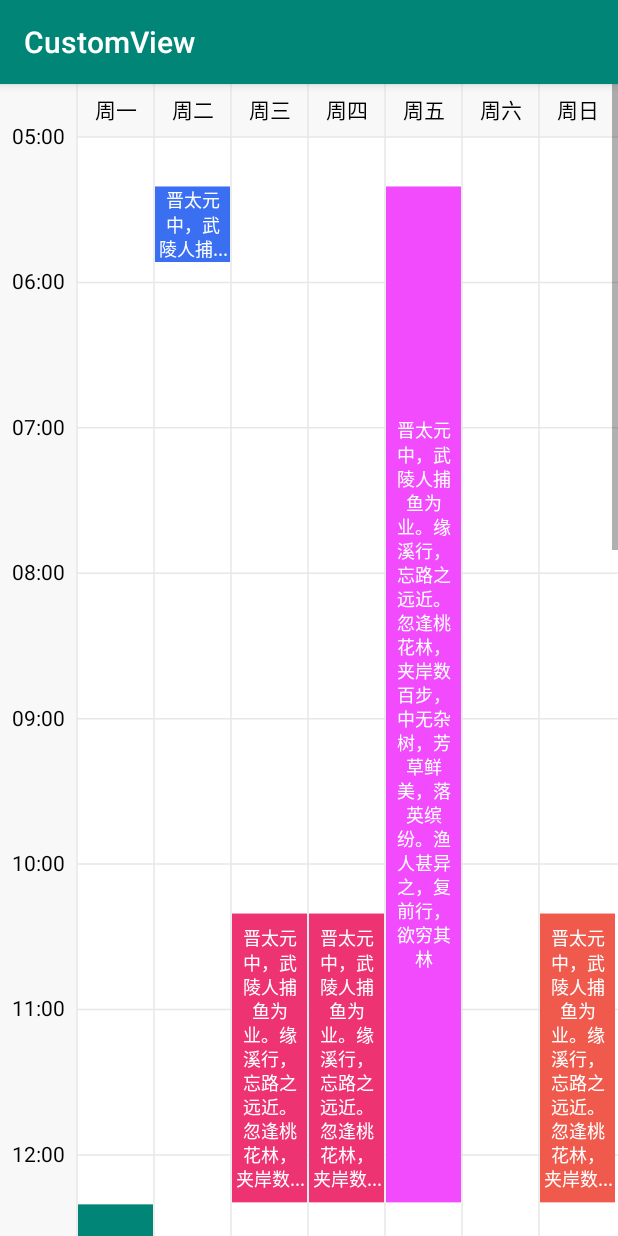
After one commit to qinFamily/CustomView, an Android app: the PlanViewActivity screen opened directly, with no data from a screen before it, on a phone screen of 412 x 824 dp. The commit adds this screen. Run offline under Robolectric (Android 15) with nearby library versions, the phone set to English and light mode, and no system bars.

Commit message:
PlanView

```diff
--- a/app/src/main/AndroidManifest.xml
+++ b/app/src/main/AndroidManifest.xml
@@ -44,6 +44,9 @@
         <activity
             android:name=".view.pointBeat.PointBeatViewActivity"
             android:screenOrientation="behind" />
+        <activity
+            android:name=".view.plan.PlanViewActivity"
+            android:screenOrientation="behind" />
     </application>
 
 </manifest>
--- /dev/null
+++ b/app/src/main/java/leavesc/hello/customview/BaseActivity.java
@@ -0,0 +1,19 @@
+package leavesc.hello.customview;
+
+import android.annotation.SuppressLint;
+import android.support.v7.app.AppCompatActivity;
+import android.widget.Toast;
+
+/**
+ * 作者：leavesC
+ * 时间：2019/5/25 12:30
+ * 描述：
+ */
+@SuppressLint("Registered")
+public class BaseActivity extends AppCompatActivity {
+
+    protected void showToast(String msg) {
+        Toast.makeText(this, msg, Toast.LENGTH_SHORT).show();
+    }
+
+}
--- a/app/src/main/java/leavesc/hello/customview/MainActivity.java
+++ b/app/src/main/java/leavesc/hello/customview/MainActivity.java
@@ -8,6 +8,7 @@ import android.view.View;
 import leavesc.hello.customview.view.circleRefresh.CircleRefreshViewActivity;
 import leavesc.hello.customview.view.clock.ClockViewActivity;
 import leavesc.hello.customview.view.percentage.PercentageViewActivity;
+import leavesc.hello.customview.view.plan.PlanViewActivity;
 import leavesc.hello.customview.view.pointBeat.PointBeatViewActivity;
 import leavesc.hello.customview.view.rain.RainViewActivity;
 import leavesc.hello.customview.view.taiji.TaiJiViewActivity;
@@ -66,4 +67,8 @@ public class MainActivity extends AppCompatActivity {
         startActivity(PointBeatViewActivity.class);
     }
 
+    public void startPlanViewActivity(View view) {
+        startActivity(PlanViewActivity.class);
+    }
+
 }
--- a/app/src/main/java/leavesc/hello/customview/utils/DisplayUtils.java
+++ b/app/src/main/java/leavesc/hello/customview/utils/DisplayUtils.java
@@ -8,6 +8,14 @@ import android.content.Context;
  * 描述：
  */
 public class DisplayUtils {
+
+    public static int getScreenWidth(Context context) {
+        return context.getResources().getDisplayMetrics().widthPixels;
+    }
+
+    public static int getScreenHeight(Context context) {
+        return context.getResources().getDisplayMetrics().heightPixels;
+    }
 
     /**
      * dp值转换为px值
--- /dev/null
+++ b/app/src/main/java/leavesc/hello/customview/view/plan/PlanBean.java
@@ -0,0 +1,85 @@
+package leavesc.hello.customview.view.plan;
+
+import android.graphics.RectF;
+
+/**
+ * 作者：leavesC
+ * 时间：2019/5/25 12:12
+ * 描述：
+ */
+public class PlanBean {
+
+    private String planId;
+    private String planName;
+    private String planStartTime;
+    private String planEndTime;
+    private String color;
+    private int dayIndex;
+    private RectF rectF;
+    private boolean isEllipsis;
+
+    public String getPlanId() {
+        return planId;
+    }
+
+    public void setPlanId(String planId) {
+        this.planId = planId;
+    }
+
+    public String getPlanName() {
+        return planName;
+    }
+
+    public void setPlanName(String planName) {
+        this.planName = planName;
+    }
+
+    public String getPlanStartTime() {
+        return planStartTime;
+    }
+
+    public void setPlanStartTime(String planStartTime) {
+        this.planStartTime = planStartTime;
+    }
+
+    public String getPlanEndTime() {
+        return planEndTime;
+    }
+
+    public void setPlanEndTime(String planEndTime) {
+        this.planEndTime = planEndTime;
+    }
+
+    public String getColor() {
+        return color;
+    }
+
+    public void setColor(String color) {
+        this.color = color;
+    }
+
+    public int getDayIndex() {
+        return dayIndex;
+    }
+
+    public void setDayIndex(int dayIndex) {
+        this.dayIndex = dayIndex;
+    }
+
+    public RectF getRectF() {
+        return rectF;
+    }
+
+    public void setRectF(RectF rectF) {
+        this.rectF = rectF;
+    }
+
+    public boolean isEllipsis() {
+        return isEllipsis;
+    }
+
+    public void setEllipsis(boolean ellipsis) {
+        isEllipsis = ellipsis;
+    }
+
+}
--- /dev/null
+++ b/app/src/main/java/leavesc/hello/customview/view/plan/PlanView.java
@@ -0,0 +1,304 @@
+package leavesc.hello.customview.view.plan;
+
+import android.annotation.SuppressLint;
+import android.content.Context;
+import android.content.res.TypedArray;
+import android.graphics.Canvas;
+import android.graphics.Color;
+import android.graphics.Paint;
+import android.graphics.Rect;
+import android.graphics.RectF;
+import android.text.Layout;
+import android.text.StaticLayout;
+import android.text.TextPaint;
+import android.text.TextUtils;
+import android.util.AttributeSet;
+import android.view.MotionEvent;
+import android.view.View;
+
+import java.util.List;
+
+import leavesc.hello.customview.R;
+import leavesc.hello.customview.utils.DisplayUtils;
+
+/**
+ * 作者：leavesC
+ * 时间：2019/5/25 12:11
+ * 描述：
+ */
+public class PlanView extends View {
+
+    private static final String TAG = "PlanView";
+
+    private static final int START_TIME = 5;
+
+    private static final int END_TIME = 24;
+
+    private static final String[] DAYS = new String[]{"周一", "周二", "周三", "周四", "周五", "周六", "周日"};
+
+    private static final String[] TIMES = new String[END_TIME - START_TIME + 1];
+
+    static {
+        for (int i = 0; i < (END_TIME - START_TIME + 1); i++) {
+            StringBuilder time;
+            int temp = i + START_TIME;
+            if (temp < 10) {
+                time = new StringBuilder("0");
+                time.append(temp);
+            } else {
+                time = new StringBuilder(String.valueOf(temp));
+            }
+            time.append(":00");
+            TIMES[i] = time.toString();
+        }
+    }
+
+    private static final int DAY_TEXT_SIZE = 14;
+
+    private static final int TIME_TEXT_SIZE = 12;
+
+    private static final int PLAN_TEXT_SIZE = 12;
+
+    private int lineColor = Color.parseColor("#e7e7e7");
+
+    private int rectColor = Color.parseColor("#F8F8F8");
+
+    private Rect textBounds = new Rect();
+
+    private RectF planRectF = new RectF();
+
+    private Paint bgPaint;
+
+    private TextPaint planTextPaint;
+
+    private int width;
+
+    private int height;
+
+    private int realHeight;
+
+    private float itemHeight;
+
+    private float itemWidth;
+
+    private float headerHeight;
+
+    private float leftTimeWidth;
+
+    private float singleMinuteHeight;
+
+    private List<PlanBean> planListBeanList;
+
+    public interface OnPlanClickListener {
+
+        void onClick(String planId, boolean isEllipsis);
+
+    }
+
+    private OnPlanClickListener planClickListener;
+
+    public PlanView(Context context) {
+        this(context, null);
+    }
+
+    public PlanView(Context context, AttributeSet attrs) {
+        this(context, attrs, 0);
+    }
+
+    public PlanView(Context context, AttributeSet attrs, int defStyleAttr) {
+        super(context, attrs, defStyleAttr);
+        initPaint();
+
+        TypedArray array = context.obtainStyledAttributes(attrs, R.styleable.PlanView);
+        final float itemSizeInScreen = array.getFloat(R.styleable.PlanView_planOffset, 9.5f);
+        array.recycle();
+
+        headerHeight = dp2px(35);
+        width = getScreenWidth();
+        itemWidth = getScreenWidth() / 8;
+        leftTimeWidth = itemWidth;
+
+        itemHeight = getScreenHeight() / itemSizeInScreen;
+        height = (int) (itemHeight * (END_TIME - START_TIME) + headerHeight);
+        realHeight = height + dp2px(20);
+        singleMinuteHeight = itemHeight / 60;
+    }
+
+    private void initPaint() {
+        bgPaint = new Paint();
+        bgPaint.setAntiAlias(true);
+        bgPaint.setDither(true);
+
+        planTextPaint = new TextPaint();
+        planTextPaint.setColor(Color.WHITE);
+        planTextPaint.setAntiAlias(true);
+        planTextPaint.setDither(true);
+        planTextPaint.setTextSize(sp2px(PLAN_TEXT_SIZE));
+    }
+
+    @Override
+    protected void onMeasure(int widthMeasureSpec, int heightMeasureSpec) {
+        setMeasuredDimension(width, realHeight);
+    }
+
+    @SuppressLint("DrawAllocation")
+    @Override
+    protected void onDraw(Canvas canvas) {
+        //先画背景
+        bgPaint.setStyle(Paint.Style.FILL);
+        bgPaint.setColor(Color.WHITE);
+        canvas.drawRect(0, 0, width, realHeight, bgPaint);
+
+        //画左边和上边的边框
+        bgPaint.setColor(rectColor);
+        bgPaint.setStyle(Paint.Style.FILL);
+        canvas.drawRect(0, 0, leftTimeWidth, height, bgPaint);
+        canvas.drawRect(leftTimeWidth, 0, width, headerHeight, bgPaint);
+
+        //画线
+        canvas.save();
+        canvas.translate(leftTimeWidth, 0);
+        bgPaint.setColor(lineColor);
+        bgPaint.setStrokeWidth(getResources().getDisplayMetrics().density);
+        for (int i = 0; i < 7; i++) {
+            canvas.drawLine(itemWidth * i, 0, itemWidth * i, height, bgPaint);
+        }
+        canvas.translate(0, headerHeight);
+        for (int i = 0; i < 20; i++) {
+            canvas.drawLine(0, i * itemHeight, width - leftTimeWidth + 2, i * itemHeight, bgPaint);
+        }
+        canvas.restore();
+
+        //画星期数
+        canvas.save();
+        canvas.translate(leftTimeWidth, 0);
+        bgPaint.setTextSize(sp2px(DAY_TEXT_SIZE));
+        bgPaint.setColor(Color.BLACK);
+        bgPaint.setTextAlign(Paint.Align.CENTER);
+        for (String day : DAYS) {
+            bgPaint.getTextBounds(day, 0, day.length(), textBounds);
+            float offSet = (textBounds.top + textBounds.bottom) / 2;
+            canvas.drawText(day, itemWidth / 2, headerHeight / 2 - offSet, bgPaint);
+            canvas.translate(itemWidth, 0);
+        }
+        canvas.restore();
+
+        //画时间
+        for (int i = 0; i < TIMES.length; i++) {
+            String time = TIMES[i];
+            bgPaint.getTextBounds(time, 0, time.length(), textBounds);
+            float offSet = (textBounds.top + textBounds.bottom) / 2;
+            canvas.drawText(time, leftTimeWidth / 2, headerHeight + itemHeight * i - offSet, bgPaint);
+        }
+
+        if (planListBeanList != null && planListBeanList.size() > 0) {
+            for (PlanBean bean : planListBeanList) {
+                bgPaint.setColor(Color.parseColor(bean.getColor()));
+                measurePlanBound(bean, planRectF);
+                canvas.drawRect(planRectF, bgPaint);
+                String planName = bean.getPlanName();
+                if (TextUtils.isEmpty(planName)) {
+                    continue;
+                }
+                float planItemHeight = planRectF.bottom - planRectF.top;
+                StaticLayout staticLayout = null;
+                for (int length = planName.length(); length > 0; length--) {
+                    staticLayout = new StaticLayout(planName, planTextPaint, (int) (itemWidth - 4 * getResources().getDisplayMetrics().density),
+                            Layout.Alignment.ALIGN_CENTER, 1.1f, 1.1f, true);
+                    if (staticLayout.getHeight() > planItemHeight) {
+                        planName = planName.substring(0, length) + "...";
+                        bean.setEllipsis(true);
+                    }
+                }
+
+                if (staticLayout == null) {
+                    staticLayout = new StaticLayout(planName, planTextPaint, (int) (itemWidth - 4 * getResources().getDisplayMetrics().density),
+                            Layout.Alignment.ALIGN_CENTER, 1.1f, 1.1f, true);
+                }
+
+                canvas.save();
+
+                canvas.translate(planRectF.left + (itemWidth - staticLayout.getWidth()) / 2, planRectF.top + (planItemHeight - staticLayout.getHeight()) / 2);
+
+                staticLayout.draw(canvas);
+                canvas.restore();
+            }
+        }
+    }
+
+    private void measurePlanBound(PlanBean bean, RectF rect) {
+        measurePlanBound(bean.getDayIndex(), bean.getPlanStartTime(), bean.getPlanEndTime(), rect);
+        RectF rectF = new RectF(rect);
+        bean.setRectF(rectF);
+    }
+
+    private void measurePlanBound(int day, String startTime, String endTime, RectF rect) {
+        try {
+            float left = leftTimeWidth + itemWidth * (day - 1);
+            float right = left + itemWidth;
+            String[] split = startTime.split(":");
+            int startHour = Integer.parseInt(split[0]);
+            int startMinute = Integer.parseInt(split[1]);
+            float top = ((startHour - START_TIME) * 60 + startMinute) * singleMinuteHeight + headerHeight;
+            split = endTime.split(":");
+            int endHour = Integer.parseInt(split[0]);
+            int endMinute = Integer.parseInt(split[1]);
+            float bottom = ((endHour - START_TIME) * 60 + endMinute) * singleMinuteHeight + headerHeight;
+
+            float offset = 1;
+
+            rect.set(left + offset, top + offset, right - offset, bottom - offset);
+        } catch (Exception e) {
+            e.printStackTrace();
+        }
+    }
+
+    @Override
+    public boolean onTouchEvent(MotionEvent event) {
+        switch (event.getAction()) {
+            case MotionEvent.ACTION_DOWN: {
+                return true;
+            }
+            case MotionEvent.ACTION_UP: {
+                float x = event.getX();
+                float y = event.getY();
+                for (PlanBean bean : planListBeanList) {
+                    if (bean.getRectF().left < x && bean.getRectF().right > x
+                            && bean.getRectF().top < y && y < bean.getRectF().bottom) {
+                        if (planClickListener != null) {
+                            planClickListener.onClick(bean.getPlanId(), bean.isEllipsis());
+                        }
+                    }
+                }
+                break;
+            }
+        }
+        return super.onTouchEvent(event);
+    }
+
+    public void setPlanListBeanList(List<PlanBean> planListBeanList) {
+        this.planListBeanList = planListBeanList;
+        invalidate();
+    }
+
+    public void setPlanClickListener(OnPlanClickListener planClickListener) {
+        this.planClickListener = planClickListener;
+    }
+
+    public int getScreenWidth() {
+        return DisplayUtils.getScreenWidth(getContext());
+    }
+
+    public int getScreenHeight() {
+        return DisplayUtils.getScreenHeight(getContext());
+    }
+
+    public int dp2px(float dp) {
+        return DisplayUtils.dp2px(getContext(), dp);
+    }
+
+    public int sp2px(float sp) {
+        return DisplayUtils.sp2px(getContext(), sp);
+    }
+
+}
--- /dev/null
+++ b/app/src/main/java/leavesc/hello/customview/view/plan/PlanViewActivity.java
@@ -0,0 +1,103 @@
+package leavesc.hello.customview.view.plan;
+
+import android.os.Bundle;
+
+import java.util.ArrayList;
+import java.util.List;
+
+import leavesc.hello.customview.BaseActivity;
+import leavesc.hello.customview.R;
+
+/**
+ * 作者：leavesC
+ * 时间：2019/5/25 12:16
+ * 描述：
+ */
+public class PlanViewActivity extends BaseActivity {
+
+    private static final String TAG = "PlanViewActivity";
+
+    @Override
+    protected void onCreate(Bundle savedInstanceState) {
+        super.onCreate(savedInstanceState);
+        setContentView(R.layout.activity_plan_view);
+        PlanView planView = findViewById(R.id.planView);
+        planView.setPlanListBeanList(getData());
+        planView.setPlanClickListener(new PlanView.OnPlanClickListener() {
+            @Override
+            public void onClick(String planId, boolean isEllipsis) {
+                showToast("PlanId: " + planId + " isEllipsis: " + isEllipsis);
+            }
+        });
+    }
+
+    private List<PlanBean> getData() {
+        List<PlanBean> planListBeanList = new ArrayList<>();
+
+        PlanBean bean = new PlanBean();
+        bean.setDayIndex(1);
+        bean.setPlanId("1");
+        bean.setPlanStartTime("12:20");
+        bean.setPlanEndTime("16:40");
+        bean.setPlanName("晋太元中，武陵人捕鱼为业。缘溪行，忘路之远近。忽逢桃花林，夹岸数百步，中无杂树，芳草鲜美，落英缤纷。渔人甚异之，复前行，欲穷其林");
+        bean.setColor("#008577");
+        planListBeanList.add(bean);
+
+        bean = new PlanBean();
+        bean.setDayIndex(2);
+        bean.setPlanId("2");
+        bean.setPlanStartTime("05:20");
+        bean.setPlanEndTime("05:52");
+        bean.setPlanName("晋太元中，武陵人捕鱼为业。缘溪行，忘路之远近。忽逢桃花林，夹岸数百步，中无杂树，芳草鲜美，落英缤纷。渔人甚异之，复前行，欲穷其林");
+        bean.setColor("#3b6ff2");
+        planListBeanList.add(bean);
+
+        bean = new PlanBean();
+        bean.setDayIndex(3);
+        bean.setPlanId("3");
+        bean.setPlanStartTime("15:20");
+        bean.setPlanEndTime("15:52");
+        bean.setPlanName("晋太元中，武陵人捕鱼为业。缘溪行，忘路之远近。忽逢桃花林，夹岸数百步，中无杂树，芳草鲜美，落英缤纷。渔人甚异之，复前行，欲穷其林");
+        bean.setColor("#f7b364");
+        planListBeanList.add(bean);
+
+        bean = new PlanBean();
+        bean.setDayIndex(3);
+        bean.setPlanId("4");
+        bean.setPlanStartTime("10:20");
+        bean.setPlanEndTime("12:20");
+        bean.setPlanName("晋太元中，武陵人捕鱼为业。缘溪行，忘路之远近。忽逢桃花林，夹岸数百步，中无杂树，芳草鲜美，落英缤纷。渔人甚异之，复前行，欲穷其林");
+        bean.setColor("#ed3371");
+        planListBeanList.add(bean);
+
+        bean = new PlanBean();
+        bean.setDayIndex(4);
+        bean.setPlanId("5");
+        bean.setPlanStartTime("10:20");
+        bean.setPlanEndTime("12:20");
+        bean.setPlanName("晋太元中，武陵人捕鱼为业。缘溪行，忘路之远近。忽逢桃花林，夹岸数百步，中无杂树，芳草鲜美，落英缤纷。渔人甚异之，复前行，欲穷其林");
+        bean.setColor("#ed3371");
+        planListBeanList.add(bean);
+
+        bean = new PlanBean();
+        bean.setDayIndex(7);
+        bean.setPlanId("6");
+        bean.setPlanStartTime("10:20");
+        bean.setPlanEndTime("12:20");
+        bean.setPlanName("晋太元中，武陵人捕鱼为业。缘溪行，忘路之远近。忽逢桃花林，夹岸数百步，中无杂树，芳草鲜美，落英缤纷。渔人甚异之，复前行，欲穷其林");
+        bean.setColor("#ef5a4d");
+        planListBeanList.add(bean);
+
+        bean = new PlanBean();
+        bean.setDayIndex(5);
+        bean.setPlanId("7");
+        bean.setPlanStartTime("05:20");
+        bean.setPlanEndTime("12:20");
+        bean.setPlanName("晋太元中，武陵人捕鱼为业。缘溪行，忘路之远近。忽逢桃花林，夹岸数百步，中无杂树，芳草鲜美，落英缤纷。渔人甚异之，复前行，欲穷其林");
+        bean.setColor("#f14bfd");
+        planListBeanList.add(bean);
+
+        return planListBeanList;
+    }
+
+}
--- a/app/src/main/java/leavesc/hello/customview/view/pointBeat/PointBeatView.java
+++ b/app/src/main/java/leavesc/hello/customview/view/pointBeat/PointBeatView.java
@@ -104,7 +104,7 @@ public class PointBeatView extends BaseView {
 
         controlPoint.x = ballPoint.x;
 
-        long speed = 1800;
+        long speed = 1500;
         downAnimator.setFloatValues(pointYMin, pointYMax);
         upAnimator.setFloatValues(pointYMax, pointYMin);
         downAnimator.setDuration(speed);
--- a/app/src/main/res/layout/activity_main.xml
+++ b/app/src/main/res/layout/activity_main.xml
@@ -67,6 +67,13 @@
             android:text="跳跃小球（贝塞尔曲线-3）"
             android:textAllCaps="false" />
 
+        <Button
+            android:layout_width="match_parent"
+            android:layout_height="wrap_content"
+            android:onClick="startPlanViewActivity"
+            android:text="课程表"
+            android:textAllCaps="false" />
+
     </LinearLayout>
 
 </ScrollView>
--- /dev/null
+++ b/app/src/main/res/layout/activity_plan_view.xml
@@ -0,0 +1,13 @@
+<?xml version="1.0" encoding="utf-8"?>
+<ScrollView xmlns:android="http://schemas.android.com/apk/res/android"
+    xmlns:app="http://schemas.android.com/apk/res-auto"
+    android:layout_width="match_parent"
+    android:layout_height="match_parent">
+
+    <leavesc.hello.customview.view.plan.PlanView
+        android:id="@+id/planView"
+        android:layout_width="match_parent"
+        android:layout_height="wrap_content"
+        app:planOffset="8.5" />
+
+</ScrollView>
--- a/app/src/main/res/values/attrs.xml
+++ b/app/src/main/res/values/attrs.xml
@@ -9,4 +9,9 @@
         <attr name="speed" format="integer" />
         <attr name="centerText" format="string" />
     </declare-styleable>
+
+    <declare-styleable name="PlanView">
+        <attr name="planOffset" format="float" />
+    </declare-styleable>
+
 </resources>
```
Also changed, not shown: app/build.gradle (line endings or trailing spaces).
